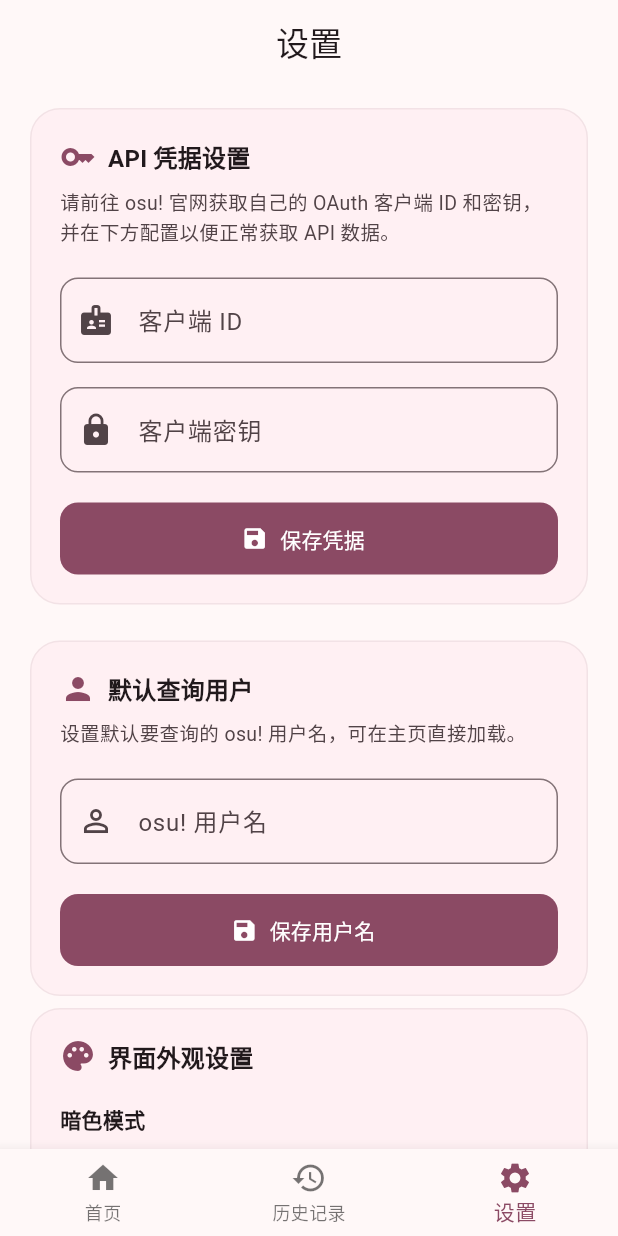
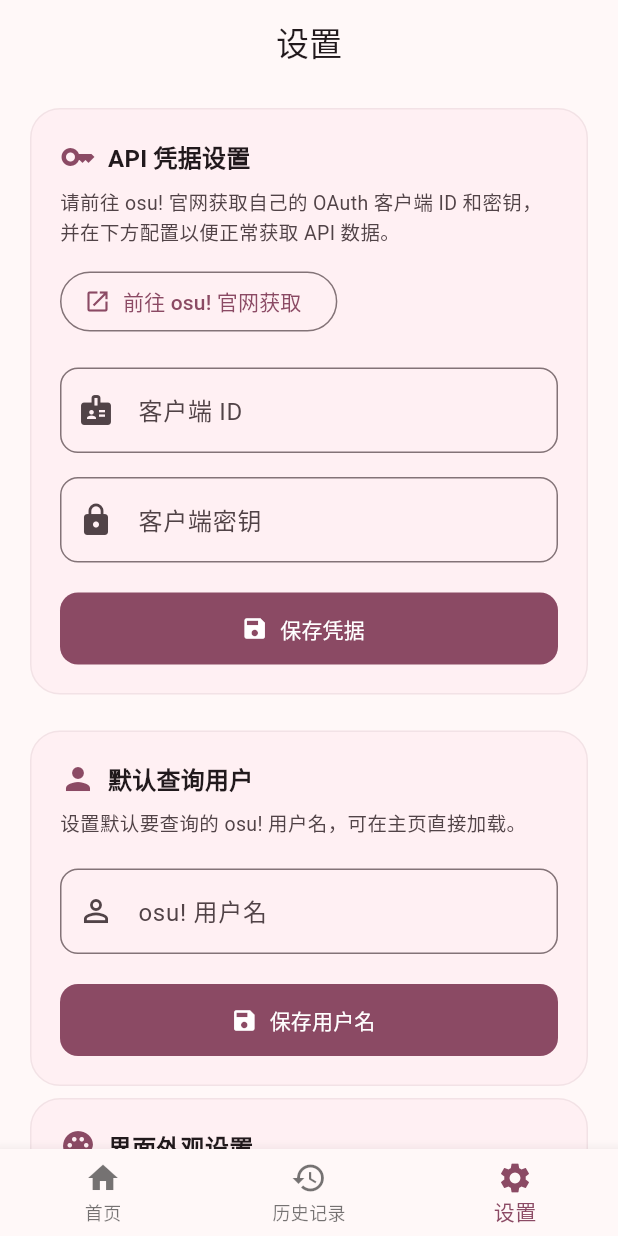
Before and after one commit to sp2dev/osuStatsFlutter, a Flutter app: the screen it shows after launch, item 3 of the bottom bar chosen, on a phone screen of 412 x 824 dp. Run offline on Flutter 3.47's test engine with Material 3 defaults, Android fonts, the phone set to English and light mode, and no system bars; drawn by our look-alikes of dynamic_color; our stand-ins replace shared_preferences, sqflite, sqflite_common_ffi; accounts and stored records are empty.

Commit message:
增加官网跳转提示

```diff
--- a/lib/pages/profile_page.dart
+++ b/lib/pages/profile_page.dart
@@ -1,5 +1,6 @@
 import 'package:flutter/material.dart';
 import 'package:shared_preferences/shared_preferences.dart';
+import 'package:url_launcher/url_launcher.dart';
 import '../services/osu_api_service.dart';
 import '../utils.dart';
 
@@ -133,6 +134,21 @@ class _ProfilePageState extends State<ProfilePage> {
                           fontSize: 13,
                           color: Theme.of(context).colorScheme.onSurfaceVariant,
                         ),
+                      ),
+                      const SizedBox(height: 12),
+                      OutlinedButton.icon(
+                        onPressed: () async {
+                          final Uri url = Uri.parse('https://osu.ppy.sh/home/account/edit#oauth');
+                          if (!await launchUrl(url)) {
+                            if (context.mounted) {
+                              ScaffoldMessenger.of(context).showSnackBar(
+                                const SnackBar(content: Text('无法打开链接')),
+                              );
+                            }
+                          }
+                        },
+                        icon: const Icon(Icons.open_in_new, size: 18),
+                        label: const Text('前往 osu! 官网获取'),
                       ),
                       const SizedBox(height: 20),
                       TextField(
--- a/pubspec.yaml
+++ b/pubspec.yaml
@@ -40,6 +40,7 @@ dependencies:
   sqflite_common_ffi: ^2.3.4
   path: ^1.9.1
   dynamic_color: ^1.8.1
+  url_launcher: ^6.3.2
 
 dev_dependencies:
   flutter_test:
```
Also changed, not shown: pubspec.lock.
